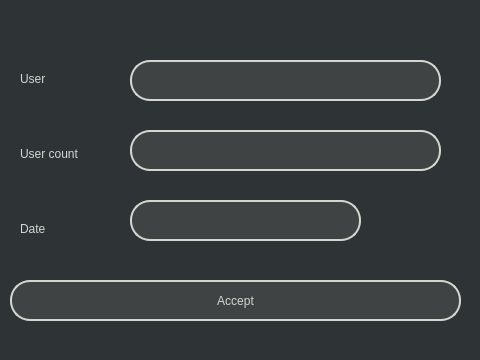
Before: the Qt Designer form MainWindow/booking_dialog_add.ui in k-rility/MyCourseWork, drawn with Qt 5.
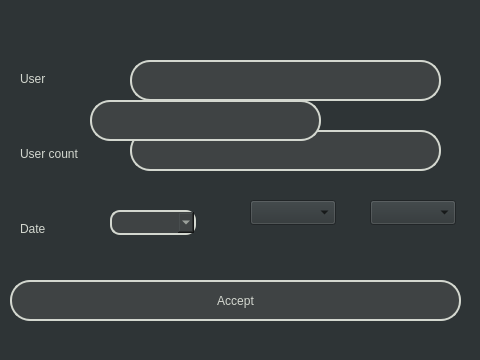
After: the same form once the commit is applied.

```diff
--- a/MainWindow/booking_dialog_add.ui
+++ b/MainWindow/booking_dialog_add.ui
@@ -79,8 +79,8 @@
   <widget class="QLineEdit" name="DateLineEdit">
    <property name="geometry">
     <rect>
-     <x>130</x>
-     <y>200</y>
+     <x>90</x>
+     <y>100</y>
      <width>231</width>
      <height>41</height>
     </rect>
@@ -190,6 +190,55 @@
     <bool>false</bool>
    </property>
   </widget>
+  <widget class="QComboBox" name="Day">
+   <property name="geometry">
+    <rect>
+     <x>110</x>
+     <y>210</y>
+     <width>86</width>
+     <height>25</height>
+    </rect>
+   </property>
+   <property name="autoFillBackground">
+    <bool>false</bool>
+   </property>
+   <property name="styleSheet">
+    <string notr="true">QComboBox{
+	color: rgb(211, 215, 207);
+	border: 2px solid rgb(211, 215, 207);
+	border-radius: 10px;
+	padding-left: 20px;
+	padding-right: 20px;
+	background-color: rgb(63, 67, 68);
+	font: 13pt &quot;Ubuntu&quot;;
+}
+
+QComboBox::down-arrow{
+top: 6px;
+left: 6px;
+}</string>
+   </property>
+  </widget>
+  <widget class="QComboBox" name="Month">
+   <property name="geometry">
+    <rect>
+     <x>250</x>
+     <y>200</y>
+     <width>86</width>
+     <height>25</height>
+    </rect>
+   </property>
+  </widget>
+  <widget class="QComboBox" name="comboBox_3">
+   <property name="geometry">
+    <rect>
+     <x>370</x>
+     <y>200</y>
+     <width>86</width>
+     <height>25</height>
+    </rect>
+   </property>
+  </widget>
  </widget>
  <resources/>
  <connections>
```
